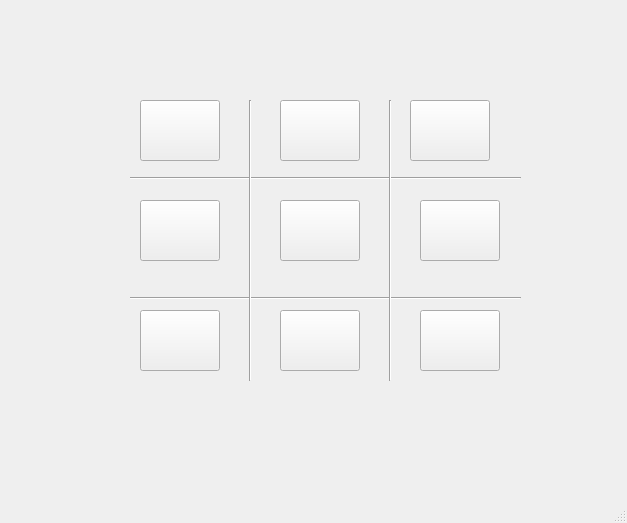
This is TicTacToe/mainwindow.ui in KecskesDavid/Tic-Tac-Toe-Qt as Qt 5 draws it before an edit. The edited form follows.
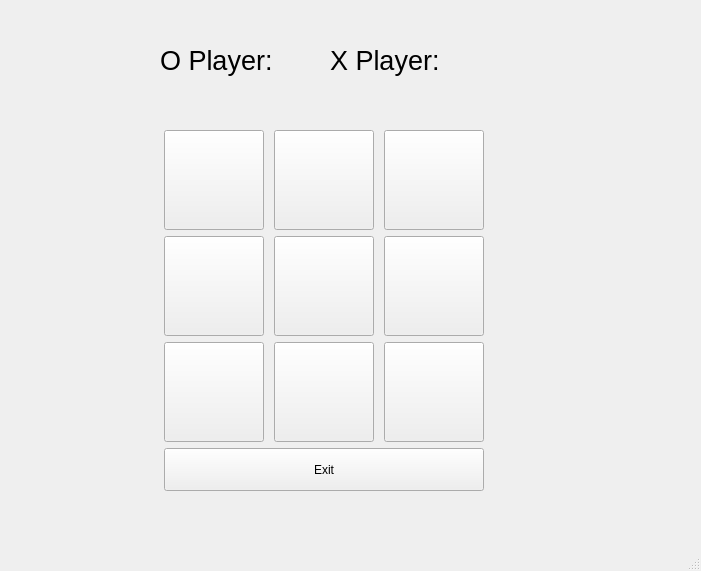
This is the edited form.

What changed in the file:
```diff
--- a/TicTacToe/mainwindow.ui
+++ b/TicTacToe/mainwindow.ui
@@ -6,110 +6,43 @@
    <rect>
     <x>0</x>
     <y>0</y>
-    <width>627</width>
-    <height>523</height>
+    <width>701</width>
+    <height>571</height>
    </rect>
   </property>
   <property name="windowTitle">
    <string>MainWindow</string>
   </property>
   <widget class="QWidget" name="centralwidget">
-   <widget class="Line" name="line">
+   <widget class="QWidget" name="gridLayoutWidget">
     <property name="geometry">
      <rect>
-      <x>130</x>
-      <y>170</y>
-      <width>391</width>
-      <height>16</height>
+      <x>160</x>
+      <y>130</y>
+      <width>331</width>
+      <height>361</height>
      </rect>
     </property>
-    <property name="orientation">
-     <enum>Qt::Horizontal</enum>
-    </property>
-   </widget>
-   <widget class="Line" name="line_2">
-    <property name="geometry">
-     <rect>
-      <x>130</x>
-      <y>290</y>
-      <width>391</width>
-      <height>16</height>
-     </rect>
-    </property>
-    <property name="orientation">
-     <enum>Qt::Horizontal</enum>
-    </property>
-   </widget>
-   <widget class="Line" name="line_3">
-    <property name="geometry">
-     <rect>
-      <x>230</x>
-      <y>100</y>
-      <width>41</width>
-      <height>281</height>
-     </rect>
-    </property>
-    <property name="orientation">
-     <enum>Qt::Vertical</enum>
-    </property>
-   </widget>
-   <widget class="Line" name="line_4">
-    <property name="geometry">
-     <rect>
-      <x>370</x>
-      <y>100</y>
-      <width>41</width>
-      <height>281</height>
-     </rect>
-    </property>
-    <property name="orientation">
-     <enum>Qt::Vertical</enum>
-    </property>
-   </widget>
-   <widget class="QPushButton" name="pushButton_1_2">
-    <property name="geometry">
-     <rect>
-      <x>280</x>
-      <y>100</y>
-      <width>80</width>
-      <height>61</height>
-     </rect>
-    </property>
-    <property name="font">
-     <font>
-      <pointsize>24</pointsize>
-     </font>
-    </property>
-    <property name="text">
-     <string/>
-    </property>
-   </widget>
-   <widget class="QPushButton" name="pushButton_1_3">
-    <property name="geometry">
-     <rect>
-      <x>410</x>
-      <y>100</y>
-      <width>80</width>
-      <height>61</height>
-     </rect>
-    </property>
-    <property name="font">
-     <font>
-      <pointsize>24</pointsize>
-     </font>
-    </property>
-    <property name="text">
-     <string/>
-    </property>
-   </widget>
+    <layout class="QGridLayout" name="gridLayout">
+     <item row="1" column="0">
    <widget class="QPushButton" name="pushButton_2_1">
-    <property name="geometry">
-     <rect>
-      <x>140</x>
-      <y>200</y>
-      <width>80</width>
-      <height>61</height>
-     </rect>
+       <property name="sizePolicy">
+        <sizepolicy hsizetype="Preferred" vsizetype="Preferred">
+         <horstretch>0</horstretch>
+         <verstretch>0</verstretch>
+        </sizepolicy>
+       </property>
+       <property name="minimumSize">
+        <size>
+         <width>100</width>
+         <height>100</height>
+        </size>
+       </property>
+       <property name="maximumSize">
+        <size>
+         <width>100</width>
+         <height>100</height>
+        </size>
     </property>
     <property name="font">
      <font>
@@ -120,15 +53,40 @@
      <string/>
     </property>
    </widget>
+     </item>
+     <item row="3" column="0" colspan="3">
+      <widget class="QPushButton" name="exitBtn">
+       <property name="sizePolicy">
+        <sizepolicy hsizetype="Preferred" vsizetype="Preferred">
+         <horstretch>13</horstretch>
+         <verstretch>0</verstretch>
+        </sizepolicy>
+       </property>
+       <property name="text">
+        <string>Exit</string>
+       </property>
+      </widget>
+     </item>
+     <item row="0" column="0">
    <widget class="QPushButton" name="pushButton_1_1">
-    <property name="geometry">
-     <rect>
-      <x>140</x>
-      <y>100</y>
-      <width>80</width>
-      <height>61</height>
-     </rect>
-    </property>
+       <property name="sizePolicy">
+        <sizepolicy hsizetype="Preferred" vsizetype="Preferred">
+         <horstretch>0</horstretch>
+         <verstretch>0</verstretch>
+        </sizepolicy>
+       </property>
+       <property name="minimumSize">
+        <size>
+         <width>100</width>
+         <height>100</height>
+        </size>
+       </property>
+       <property name="maximumSize">
+        <size>
+         <width>100</width>
+         <height>100</height>
+        </size>
+       </property>
     <property name="font">
      <font>
       <pointsize>24</pointsize>
@@ -138,15 +96,27 @@
      <string/>
     </property>
    </widget>
-   <widget class="QPushButton" name="pushButton_2_2">
-    <property name="geometry">
-     <rect>
-      <x>280</x>
-      <y>200</y>
-      <width>80</width>
-      <height>61</height>
-     </rect>
-    </property>
+     </item>
+     <item row="2" column="1">
+      <widget class="QPushButton" name="pushButton_3_2">
+       <property name="sizePolicy">
+        <sizepolicy hsizetype="Preferred" vsizetype="Preferred">
+         <horstretch>0</horstretch>
+         <verstretch>0</verstretch>
+        </sizepolicy>
+       </property>
+       <property name="minimumSize">
+        <size>
+         <width>100</width>
+         <height>100</height>
+        </size>
+       </property>
+       <property name="maximumSize">
+        <size>
+         <width>100</width>
+         <height>100</height>
+        </size>
+       </property>
     <property name="font">
      <font>
       <pointsize>24</pointsize>
@@ -156,15 +126,27 @@
      <string/>
     </property>
    </widget>
+     </item>
+     <item row="1" column="2">
    <widget class="QPushButton" name="pushButton_2_3">
-    <property name="geometry">
-     <rect>
-      <x>420</x>
-      <y>200</y>
-      <width>80</width>
-      <height>61</height>
-     </rect>
-    </property>
+       <property name="sizePolicy">
+        <sizepolicy hsizetype="Preferred" vsizetype="Preferred">
+         <horstretch>0</horstretch>
+         <verstretch>0</verstretch>
+        </sizepolicy>
+       </property>
+       <property name="minimumSize">
+        <size>
+         <width>100</width>
+         <height>100</height>
+        </size>
+       </property>
+       <property name="maximumSize">
+        <size>
+         <width>100</width>
+         <height>100</height>
+        </size>
+       </property>
     <property name="font">
      <font>
       <pointsize>24</pointsize>
@@ -174,15 +156,57 @@
      <string/>
     </property>
    </widget>
+     </item>
+     <item row="1" column="1">
+      <widget class="QPushButton" name="pushButton_2_2">
+       <property name="sizePolicy">
+        <sizepolicy hsizetype="Preferred" vsizetype="Preferred">
+         <horstretch>0</horstretch>
+         <verstretch>0</verstretch>
+        </sizepolicy>
+       </property>
+       <property name="minimumSize">
+        <size>
+         <width>100</width>
+         <height>100</height>
+        </size>
+       </property>
+       <property name="maximumSize">
+        <size>
+         <width>100</width>
+         <height>100</height>
+        </size>
+       </property>
+       <property name="font">
+        <font>
+         <pointsize>24</pointsize>
+        </font>
+       </property>
+       <property name="text">
+        <string/>
+       </property>
+      </widget>
+     </item>
+     <item row="2" column="0">
    <widget class="QPushButton" name="pushButton_3_1">
-    <property name="geometry">
-     <rect>
-      <x>140</x>
-      <y>310</y>
-      <width>80</width>
-      <height>61</height>
-     </rect>
-    </property>
+       <property name="sizePolicy">
+        <sizepolicy hsizetype="Preferred" vsizetype="Preferred">
+         <horstretch>0</horstretch>
+         <verstretch>0</verstretch>
+        </sizepolicy>
+       </property>
+       <property name="minimumSize">
+        <size>
+         <width>100</width>
+         <height>100</height>
+        </size>
+       </property>
+       <property name="maximumSize">
+        <size>
+         <width>100</width>
+         <height>100</height>
+        </size>
+       </property>
     <property name="font">
      <font>
       <pointsize>24</pointsize>
@@ -192,15 +216,27 @@
      <string/>
     </property>
    </widget>
-   <widget class="QPushButton" name="pushButton_3_2">
-    <property name="geometry">
-     <rect>
-      <x>280</x>
-      <y>310</y>
-      <width>80</width>
-      <height>61</height>
-     </rect>
-    </property>
+     </item>
+     <item row="0" column="2">
+      <widget class="QPushButton" name="pushButton_1_3">
+       <property name="sizePolicy">
+        <sizepolicy hsizetype="Preferred" vsizetype="Preferred">
+         <horstretch>0</horstretch>
+         <verstretch>0</verstretch>
+        </sizepolicy>
+       </property>
+       <property name="minimumSize">
+        <size>
+         <width>100</width>
+         <height>100</height>
+        </size>
+       </property>
+       <property name="maximumSize">
+        <size>
+         <width>100</width>
+         <height>100</height>
+        </size>
+       </property>
     <property name="font">
      <font>
       <pointsize>24</pointsize>
@@ -210,23 +246,128 @@
      <string/>
     </property>
    </widget>
+     </item>
+     <item row="2" column="2">
    <widget class="QPushButton" name="pushButton_3_3">
+       <property name="sizePolicy">
+        <sizepolicy hsizetype="Preferred" vsizetype="Preferred">
+         <horstretch>0</horstretch>
+         <verstretch>0</verstretch>
+        </sizepolicy>
+       </property>
+       <property name="minimumSize">
+        <size>
+         <width>100</width>
+         <height>100</height>
+        </size>
+       </property>
+       <property name="maximumSize">
+        <size>
+         <width>100</width>
+         <height>100</height>
+        </size>
+       </property>
+       <property name="font">
+        <font>
+         <pointsize>24</pointsize>
+        </font>
+       </property>
+       <property name="text">
+        <string/>
+       </property>
+      </widget>
+     </item>
+     <item row="0" column="1">
+      <widget class="QPushButton" name="pushButton_1_2">
+       <property name="sizePolicy">
+        <sizepolicy hsizetype="Preferred" vsizetype="Preferred">
+         <horstretch>0</horstretch>
+         <verstretch>0</verstretch>
+        </sizepolicy>
+       </property>
+       <property name="minimumSize">
+        <size>
+         <width>100</width>
+         <height>100</height>
+        </size>
+       </property>
+       <property name="maximumSize">
+        <size>
+         <width>100</width>
+         <height>100</height>
+        </size>
+       </property>
+       <property name="font">
+        <font>
+         <pointsize>24</pointsize>
+        </font>
+       </property>
+       <property name="text">
+        <string/>
+       </property>
+      </widget>
+     </item>
+    </layout>
+   </widget>
+   <widget class="QWidget" name="horizontalLayoutWidget">
     <property name="geometry">
      <rect>
-      <x>420</x>
-      <y>310</y>
-      <width>80</width>
-      <height>61</height>
+      <x>160</x>
+      <y>20</y>
+      <width>331</width>
+      <height>80</height>
      </rect>
     </property>
+    <layout class="QHBoxLayout" name="horizontalLayout">
+     <item>
+      <widget class="QLabel" name="label">
     <property name="font">
      <font>
-      <pointsize>24</pointsize>
+         <pointsize>20</pointsize>
      </font>
     </property>
     <property name="text">
+        <string>O Player:</string>
+       </property>
+      </widget>
+     </item>
+     <item>
+      <widget class="QLabel" name="scoreO">
+       <property name="font">
+        <font>
+         <pointsize>20</pointsize>
+        </font>
+       </property>
+       <property name="text">
      <string/>
     </property>
+      </widget>
+     </item>
+     <item>
+      <widget class="QLabel" name="label_2">
+       <property name="font">
+        <font>
+         <pointsize>20</pointsize>
+        </font>
+       </property>
+       <property name="text">
+        <string>X Player:</string>
+       </property>
+      </widget>
+     </item>
+     <item>
+      <widget class="QLabel" name="scoreX">
+       <property name="font">
+        <font>
+         <pointsize>20</pointsize>
+        </font>
+       </property>
+       <property name="text">
+        <string/>
+       </property>
+      </widget>
+     </item>
+    </layout>
    </widget>
   </widget>
   <widget class="QMenuBar" name="menubar">
```
Left out of the diff: 2 changed lines with no effect on the pictures. Lines whose indentation alone changed are shown as unchanged.
